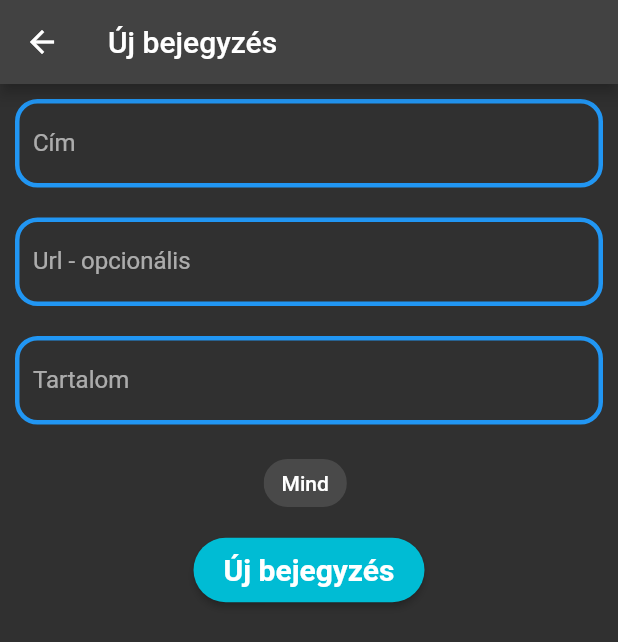
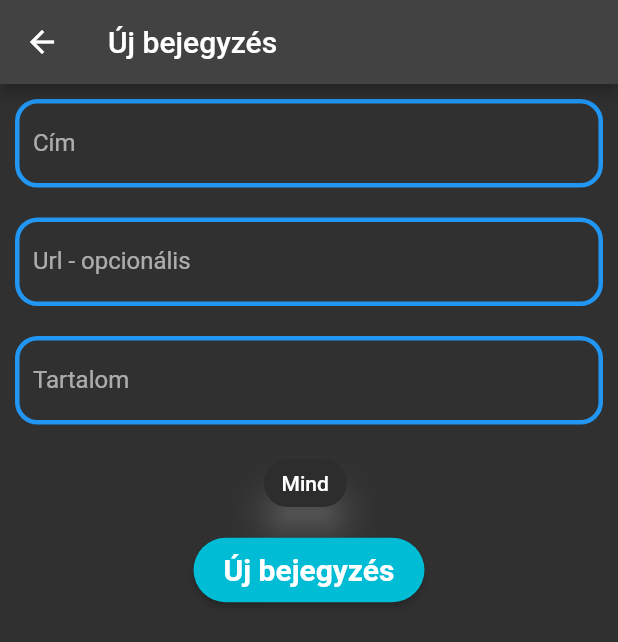
Before and after one commit to ilikecoding34/InformatikusleszekApp, a Flutter app: the NewPostPage screen opened directly, on a phone screen of 412 x 824 dp. Shown: the top 642 px of the screen. Run offline on Flutter 3.47's test engine with Material 2 defaults, Android fonts, the phone set to English and light mode, and no system bars; our stand-ins replace dio, permission_handler, shared_preferences, validators; missing offline and left inert: any_link_preview, flutter_file_downloader, open_file_safe; accounts and stored records are empty; network calls fail.

Commit message:
design_changes

```diff
--- a/lib/screens/postlist_page.dart
+++ b/lib/screens/postlist_page.dart
@@ -103,8 +103,9 @@ class _PostListScreenState extends State<PostListScreen> {
                           post.orderTopViewed(topViewOrder);
                         }
                       },
-                      child: const Text("Legtöbb megtekintés",
-                          style: TextStyle(fontSize: UIconfig.mySize)),
+                      child: Text(
+                          topViewOrder ? "Időrend" : "Legtöbb megtekintés",
+                          style: const TextStyle(fontSize: UIconfig.mySize)),
                     )),
                 TagsChip(
                   post: post,
--- a/lib/services/post_service.dart
+++ b/lib/services/post_service.dart
@@ -100,8 +100,8 @@ class PostService extends ChangeNotifier {
   Future loadMorePosts() async {
     filteredposts.clear();
 
-    if ((maxPostNumber + 10) <= postlist.length) {
-      maxPostNumber = maxPostNumber + 10;
+    if ((maxPostNumber + 20) <= postlist.length) {
+      maxPostNumber = maxPostNumber + 20;
       filteredposts = postlist.sublist(0, maxPostNumber);
     } else {
       filteredposts = postlist;
--- a/lib/widgets/post_list_container_widget.dart
+++ b/lib/widgets/post_list_container_widget.dart
@@ -114,8 +114,8 @@ class _PostListContainerState extends State<PostListContainer> {
             child: Stack(
               children: [
                 ListView.separated(
-                    separatorBuilder: (context, index) => const Divider(
-                          color: Colors.black,
+                    separatorBuilder: (context, index) => const SizedBox(
+                          height: 10,
                         ),
                     padding: const EdgeInsets.all(8),
                     controller: controller,
@@ -130,7 +130,7 @@ class _PostListContainerState extends State<PostListContainer> {
                           },
                         );
                       } else {
-                        return Container();
+                        return const SizedBox.shrink();
                       }
                     }),
                 AnimatedContainer(
--- a/lib/widgets/selected_chips_widget.dart
+++ b/lib/widgets/selected_chips_widget.dart
@@ -1,6 +1,8 @@
 import 'package:blog/models/tag_model.dart';
 import 'package:blog/services/post_service.dart';
+import 'package:blog/services/theme_service.dart';
 import 'package:flutter/material.dart';
+import 'package:provider/provider.dart';
 
 class SelectedChips extends StatelessWidget {
   const SelectedChips({
@@ -23,6 +25,13 @@ class SelectedChips extends StatelessWidget {
         child: Padding(
             padding: const EdgeInsets.only(right: 5.0, top: 5.0),
             child: Chip(
+              elevation: 10.0,
+              shadowColor: Provider.of<ThemeService>(context).isDarkMode()
+                  ? const ColorScheme.light().background.withOpacity(0.4)
+                  : const ColorScheme.dark().background.withOpacity(0.8),
+              backgroundColor: Provider.of<ThemeService>(context).isDarkMode()
+                  ? const ColorScheme.dark().background.withOpacity(0.1)
+                  : const ColorScheme.light().background.withOpacity(0.8),
               onDeleted:
                   selected ? () => post.filterPosts(tag.name, tag.id) : null,
               label: Text(
@@ -30,7 +39,9 @@ class SelectedChips extends StatelessWidget {
                 style: TextStyle(
                     color: post.tagFilterList.contains(tag.name)
                         ? Colors.blue
-                        : Colors.white),
+                        : Provider.of<ThemeService>(context).isDarkMode()
+                            ? const ColorScheme.light().background
+                            : const ColorScheme.dark().background),
               ),
             )));
   }
--- a/pubspec.yaml
+++ b/pubspec.yaml
@@ -15,7 +15,7 @@ publish_to: 'none' # Remove this line if you wish to publish to pub.dev
 # In iOS, build-name is used as CFBundleShortVersionString while build-number used as CFBundleVersion.
 # Read more about iOS versioning at
 # https://developer.apple.com/library/archive/documentation/General/Reference/InfoPlistKeyReference/Articles/CoreFoundationKeys.html
-version: 2.7.4+28
+version: 2.8.0+29
 
 environment:
   sdk: ">=2.14.0 <3.0.0"
```
Also changed, not shown: lib/widgets/post_item_body_widget.dart (+13 -6 lines), lib/widgets/post_list_item_widget.dart (+19 -3 lines).
